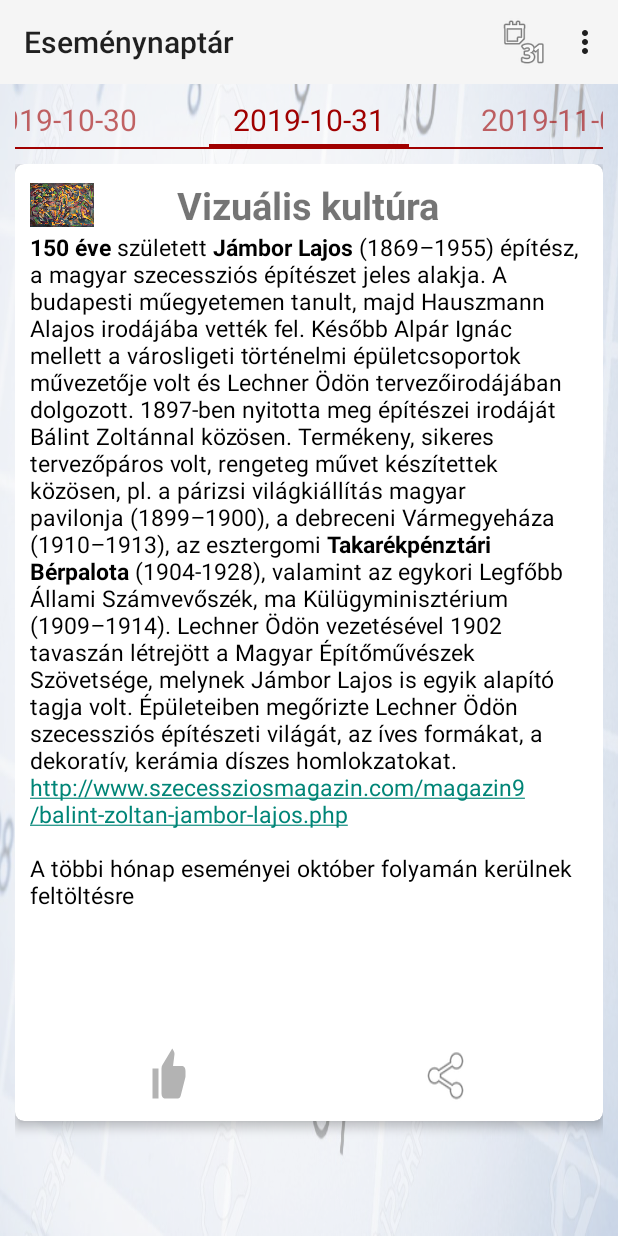
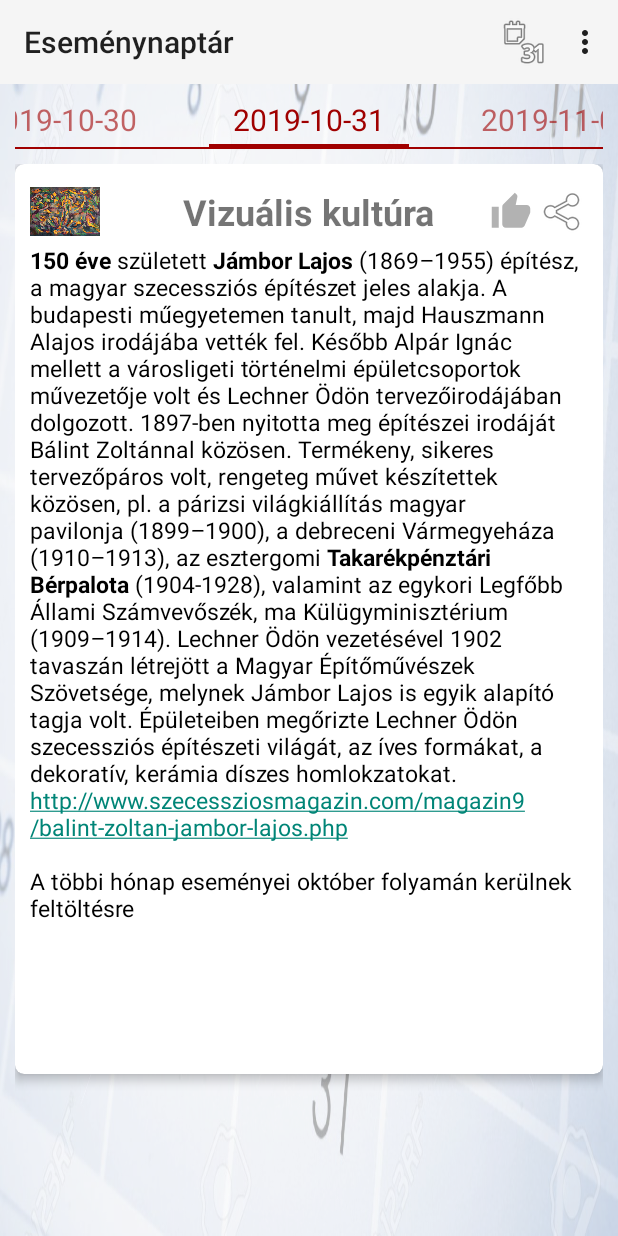
Before and after one commit to AkosUzonyi/Esemenynaptar, an Android app: the screen it shows after launch (MainActivity), on a phone screen of 412 x 824 dp. Run offline under Robolectric (Android 15) with nearby library versions, the phone set to English and light mode, and no system bars; our stand-ins replace Room's generated code.

Commit message:
Move like, share button to top

```diff
--- a/android/app/src/main/res/drawable/ic_thumb_up_black_24dp.xml
+++ b/android/app/src/main/res/drawable/ic_thumb_up_black_24dp.xml
@@ -1,6 +1,6 @@
 <vector xmlns:android="http://schemas.android.com/apk/res/android"
-        android:width="24dp"
-        android:height="24dp"
+        android:width="28dp"
+        android:height="28dp"
         android:viewportWidth="24.0"
         android:viewportHeight="24.0">
     <path
--- a/android/app/src/main/res/layout/event_view.xml
+++ b/android/app/src/main/res/layout/event_view.xml
@@ -18,10 +18,13 @@
         <ImageView
             android:id="@+id/event_icon"
             android:layout_width="wrap_content"
-            android:layout_height="30dp"
+            android:layout_height="wrap_content"
             android:layout_alignParentLeft="true"
             android:layout_alignParentTop="true"
             android:layout_alignBottom="@+id/event_category_text"
+            android:layout_marginTop="5dp"
+            android:layout_marginBottom="5dp"
+            android:scaleType="fitStart"
             android:adjustViewBounds="true"
         />
 
@@ -31,8 +34,34 @@
             android:layout_height="wrap_content"
             android:layout_alignParentTop="true"
             android:layout_centerHorizontal="true"
+            android:padding="5dp"
             android:textStyle="bold"
-            android:textSize="25sp"
+            android:textSize="24dp"
+        />
+
+        <ImageButton
+            android:id="@+id/event_like"
+            android:layout_width="wrap_content"
+            android:layout_height="wrap_content"
+            android:layout_alignParentTop="true"
+            android:layout_alignBottom="@id/event_category_text"
+            android:layout_toLeftOf="@id/event_share"
+            android:layout_marginRight="5dp"
+            android:adjustViewBounds="true"
+            android:src="@drawable/ic_thumb_up_black_24dp"
+            android:background="@null"
+        />
+
+        <ImageButton
+            android:id="@+id/event_share"
+            android:layout_width="wrap_content"
+            android:layout_height="wrap_content"
+            android:layout_alignParentTop="true"
+            android:layout_alignBottom="@id/event_category_text"
+            android:layout_alignParentRight="true"
+            android:adjustViewBounds="true"
+            android:src="@android:drawable/ic_menu_share"
+            android:background="@null"
         />
 
         <TextView
@@ -45,40 +74,5 @@
             android:linksClickable="true"
             />
 
-        <LinearLayout
-            android:layout_width="match_parent"
-            android:layout_height="40dp"
-            android:orientation="horizontal"
-            android:layout_below="@id/event_text"
-            >
-            <FrameLayout
-                android:layout_width="0dp"
-                android:layout_height="match_parent"
-                android:layout_weight="1"
-                >
-                <ImageButton
-                    android:id="@+id/event_like"
-                    android:layout_width="wrap_content"
-                    android:layout_height="match_parent"
-                    android:layout_gravity="center"
-                    android:adjustViewBounds="true"
-                    android:background="@drawable/ic_thumb_up_black_24dp"
-                />
-            </FrameLayout>
-            <FrameLayout
-                android:layout_width="0dp"
-                android:layout_height="match_parent"
-                android:layout_weight="1"
-                >
-                <ImageButton
-                    android:id="@+id/event_share"
-                    android:layout_width="wrap_content"
-                    android:layout_height="match_parent"
-                    android:layout_gravity="center"
-                    android:adjustViewBounds="true"
-                    android:background="@android:drawable/ic_menu_share"
-                />
-            </FrameLayout>
-        </LinearLayout>
     </RelativeLayout>
 </androidx.cardview.widget.CardView>
```
